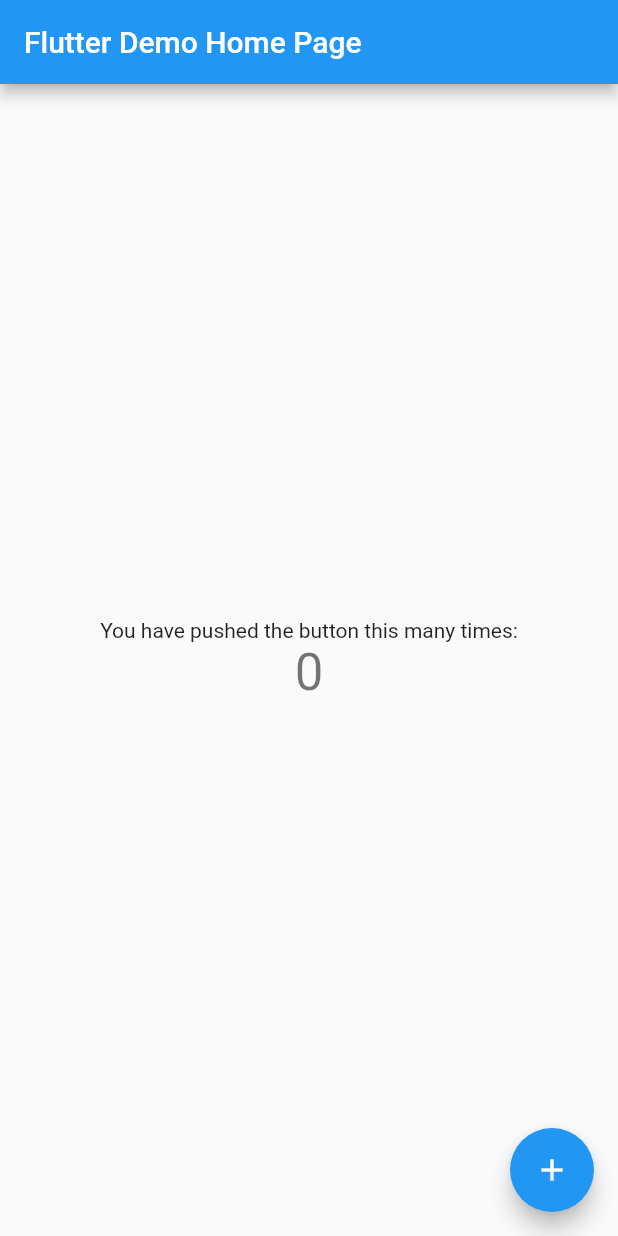
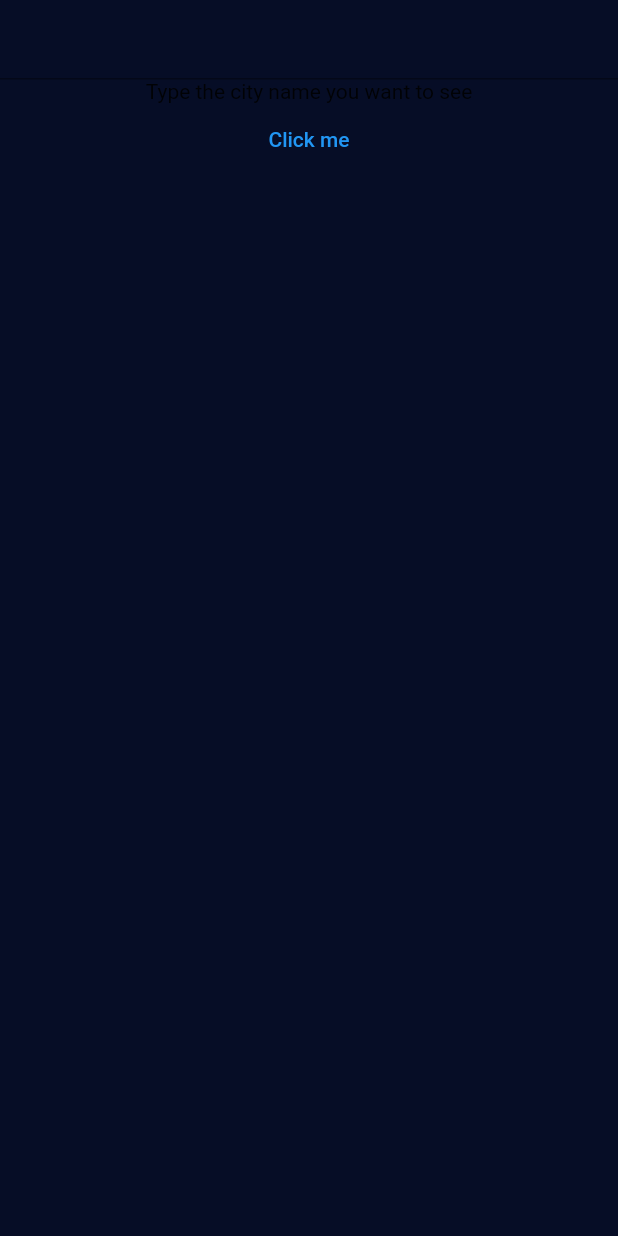
Before and after one commit to farhodyusupov/weather-app, a Flutter app: the screen it shows after launch, on a phone screen of 412 x 824 dp. Run offline on Flutter 3.47's test engine with Material 2 defaults, Android fonts, the phone set to English and light mode, and no system bars; our stand-ins replace bloc, dio, flutter_bloc, hive, hive_flutter; accounts and stored records are empty.

Commit message:
weather app commit

```diff
--- /dev/null
+++ b/lib/bloc/current_weather/current_event.dart
@@ -0,0 +1,10 @@
+part of 'current_bloc.dart';
+
+@immutable
+abstract class CurrentEvent {}
+
+class UpdateEvent extends CurrentEvent{
+  final String cityName;
+
+  UpdateEvent(this.cityName);
+}
--- /dev/null
+++ b/lib/bloc/current_weather/current_state.dart
@@ -0,0 +1,19 @@
+
+part of 'current_bloc.dart';
+
+
+@immutable
+abstract class CurrentState {}
+
+class CurrentInitial extends CurrentState {}
+
+class UpdateState extends CurrentState{
+   final   Current current;
+
+
+  int a=10;
+
+  UpdateState(this.current);
+
+
+}
--- a/lib/main.dart
+++ b/lib/main.dart
@@ -1,6 +1,12 @@
 import 'package:flutter/material.dart';
+import 'package:flutter_bloc/flutter_bloc.dart';
+import 'package:weather_app/ui/home_page.dart';
+import 'package:hive_flutter/hive_flutter.dart';
+import 'bloc/current_weather/current_bloc.dart';
 
-void main() {
+void main()  async{
+  await Hive.initFlutter();
+  await Hive.openBox('weatherBox');
   runApp(const MyApp());
 }
 
@@ -10,97 +16,15 @@ class MyApp extends StatelessWidget {
   // This widget is the root of your application.
   @override
   Widget build(BuildContext context) {
-    return MaterialApp(
-      title: 'Flutter Demo',
-      theme: ThemeData(
-        primarySwatch: Colors.blue,
+    return BlocProvider(
+      create: (context) => CurrentBloc(),
+      child: MaterialApp(
+        title: 'Flutter Demo',
+        theme: ThemeData(
+          primarySwatch: Colors.blue,
+        ),
+        home: const HomePage(),
       ),
-      home: const MyHomePage(title: 'Flutter Demo Home Page'),
     );
   }
 }
-
-class MyHomePage extends StatefulWidget {
-  const MyHomePage({Key? key, required this.title}) : super(key: key);
-
-  // This widget is the home page of your application. It is stateful, meaning
-  // that it has a State object (defined below) that contains fields that affect
-  // how it looks.
-
-  // This class is the configuration for the state. It holds the values (in this
-  // case the title) provided by the parent (in this case the App widget) and
-  // used by the build method of the State. Fields in a Widget subclass are
-  // always marked "final".
-
-  final String title;
-
-  @override
-  State<MyHomePage> createState() => _MyHomePageState();
-}
-
-class _MyHomePageState extends State<MyHomePage> {
-  int _counter = 0;
-
-  void _incrementCounter() {
-    setState(() {
-      // This call to setState tells the Flutter framework that something has
-      // changed in this State, which causes it to rerun the build method below
-      // so that the display can reflect the updated values. If we changed
-      // _counter without calling setState(), then the build method would not be
-      // called again, and so nothing would appear to happen.
-      _counter++;
-    });
-  }
-
-  @override
-  Widget build(BuildContext context) {
-    // This method is rerun every time setState is called, for instance as done
-    // by the _incrementCounter method above.
-    //
-    // The Flutter framework has been optimized to make rerunning build methods
-    // fast, so that you can just rebuild anything that needs updating rather
-    // than having to individually change instances of widgets.
-    return Scaffold(
-      appBar: AppBar(
-        // Here we take the value from the MyHomePage object that was created by
-        // the App.build method, and use it to set our appbar title.
-        title: Text(widget.title),
-      ),
-      body: Center(
-        // Center is a layout widget. It takes a single child and positions it
-        // in the middle of the parent.
-        child: Column(
-          // Column is also a layout widget. It takes a list of children and
-          // arranges them vertically. By default, it sizes itself to fit its
-          // children horizontally, and tries to be as tall as its parent.
-          //
-          // Invoke "debug painting" (press "p" in the console, choose the
-          // "Toggle Debug Paint" action from the Flutter Inspector in Android
-          // Studio, or the "Toggle Debug Paint" command in Visual Studio Code)
-          // to see the wireframe for each widget.
-          //
-          // Column has various properties to control how it sizes itself and
-          // how it positions its children. Here we use mainAxisAlignment to
-          // center the children vertically; the main axis here is the vertical
-          // axis because Columns are vertical (the cross axis would be
-          // horizontal).
-          mainAxisAlignment: MainAxisAlignment.center,
-          children: <Widget>[
-            const Text(
-              'You have pushed the button this many times:',
-            ),
-            Text(
-              '$_counter',
-              style: Theme.of(context).textTheme.headline4,
-            ),
-          ],
-        ),
-      ),
-      floatingActionButton: FloatingActionButton(
-        onPressed: _incrementCounter,
-        tooltip: 'Increment',
-        child: const Icon(Icons.add),
-      ), // This trailing comma makes auto-formatting nicer for build methods.
-    );
-  }
-}
--- /dev/null
+++ b/lib/ui/home_page.dart
@@ -0,0 +1,229 @@
+import 'package:flutter/material.dart';
+import 'package:flutter_bloc/flutter_bloc.dart';
+import 'package:hive/hive.dart';
+import 'package:weather_app/bloc/current_weather/current_bloc.dart';
+
+class HomePage extends StatefulWidget {
+  const HomePage({Key? key}) : super(key: key);
+
+  @override
+  _HomePageState createState() => _HomePageState();
+}
+
+class _HomePageState extends State<HomePage> {
+  // var name, country, dateTime,image, temp, hum,wind;
+  TextEditingController textEditingController = TextEditingController();
+  GlobalKey<FormState> formKey = GlobalKey();
+
+  late final Box box;
+
+  @override
+  void initState() {
+    super.initState();
+    // Get reference to an already opened box
+    box = Hive.box('weatherBox');
+  }
+
+  @override
+  void dispose() {
+    // Closes all Hive boxes
+    Hive.close();
+    super.dispose();
+  }
+
+  _addInfo(String name, String country, String dateTime, String image, int temp,
+      int humid, int wind) async {
+    box.put("name", name);
+    box.put("country", country);
+    box.put("dateTime", dateTime);
+    box.put("image", image);
+    box.put("temp", temp);
+    box.put("humid", humid);
+    box.put("wind", wind);
+    print('Info added to box!');
+  }
+
+  _getInfo(var key) {
+    box.get(key);
+  }
+
+  @override
+  Widget build(BuildContext context) {
+    CurrentBloc _bloc = BlocProvider.of<CurrentBloc>(context);
+    return Scaffold(
+      body: SafeArea(
+        child: Container(
+          color: const Color.fromRGBO(6, 13, 38, 1),
+          child: Column(
+            children: [
+              Form(
+                key: formKey,
+                child: TextFormField(
+                  style: const TextStyle(color: Colors.white, fontSize: 25),
+                  decoration: const InputDecoration(
+                    fillColor: Colors.white,
+                    hoverColor: Colors.white,
+                  ),
+                  cursorColor: Colors.white,
+                  controller: textEditingController,
+                  validator: (value) {
+                    if (value!.isEmpty) return "Enter city name";
+                    if (value.length < 3) {
+                      return "Minimum 3 letter";
+                    }
+                    return null;
+                  },
+                ),
+              ),
+              Center(
+                child: BlocBuilder<CurrentBloc, CurrentState>(
+                    builder: (context, state) {
+                  if (state is UpdateState) {
+                    _addInfo(
+                        state.current.location.name,
+                        state.current.location.country,
+                        state.current.location.localtime,
+                        state.current.current.weatherIcons.first,
+                        state.current.current.temperature,
+                        state.current.current.humidity,
+                        state.current.current.windSpeed);
+                    return Column(
+                      children: [
+                        Container(
+                          child: Text(
+                            state.current.location.country +
+                                ", " +
+                                state.current.location.name,
+                            style: const TextStyle(
+                                color: Colors.white, fontSize: 30),
+                          ),
+                          padding: EdgeInsets.all(25),
+                        ),
+                        Container(
+                          child: Text(
+                            state.current.location.localtime.toString(),
+                            style: TextStyle(color: Colors.white),
+                          ),
+                        ),
+                        Container(
+                          child: Image(
+                            image: NetworkImage(
+                                state.current.current.weatherIcons.first),
+                          ),
+                          padding: EdgeInsets.all(10),
+                        ),
+                        Text(
+                          state.current.current.temperature.toString() + " C",
+                          style: TextStyle(color: Colors.white, fontSize: 45),
+                        ),
+                        Row(
+                          mainAxisAlignment: MainAxisAlignment.center,
+                          children: [
+                            const Text(
+                              "Humidity: ",
+                              style: TextStyle(color: Colors.white),
+                            ),
+                            Text(
+                              state.current.current.humidity.toString() + "%",
+                              style: TextStyle(color: Colors.white),
+                            ),
+                          ],
+                        ),
+                        SizedBox(
+                          height: 15,
+                        ),
+                        Row(
+                          mainAxisAlignment: MainAxisAlignment.center,
+                          children: [
+                            const Text(
+                              "Wind: ",
+                              style: TextStyle(color: Colors.white),
+                            ),
+                            Text(
+                              state.current.current.windSpeed.toString() +
+                                  "km/h",
+                              style: TextStyle(color: Colors.white),
+                            ),
+                          ],
+                        ),
+                      ],
+                    );
+                  }
+                  return _getInfo("country")!=null?Column(
+                    children: [
+                      Container(
+                        child: Text(
+                           _getInfo("country")+
+                              ", " +
+                              _getInfo("name"),
+                          style: const TextStyle(
+                              color: Colors.white, fontSize: 30),
+                        ),
+                        padding: EdgeInsets.all(25),
+                      ),
+                      // Container(
+                      //   child: Text(
+                      //     state.current.location.localtime.toString(),
+                      //     style: TextStyle(color: Colors.white),
+                      //   ),
+                      // ),
+                      // Container(
+                      //   child: Image(
+                      //     image: NetworkImage(
+                      //         state.current.current.weatherIcons.first),
+                      //   ),
+                      //   padding: EdgeInsets.all(10),
+                      // ),
+                      // Text(
+                      //   state.current.current.temperature.toString() + " C",
+                      //   style: TextStyle(color: Colors.white, fontSize: 45),
+                      // ),
+                      // Row(
+                      //   mainAxisAlignment: MainAxisAlignment.center,
+                      //   children: [
+                      //     const Text(
+                      //       "Humidity: ",
+                      //       style: TextStyle(color: Colors.white),
+                      //     ),
+                      //     Text(
+                      //       state.current.current.humidity.toString() + "%",
+                      //       style: TextStyle(color: Colors.white),
+                      //     ),
+                      //   ],
+                      // ),
+                      // SizedBox(
+                      //   height: 15,
+                      // ),
+                      // Row(
+                      //   mainAxisAlignment: MainAxisAlignment.center,
+                      //   children: [
+                      //     const Text(
+                      //       "Wind: ",
+                      //       style: TextStyle(color: Colors.white),
+                      //     ),
+                      //     Text(
+                      //       state.current.current.windSpeed.toString() +
+                      //           "km/h",
+                      //       style: TextStyle(color: Colors.white),
+                      //     ),
+                      //   ],
+                      // ),
+                    ],
+                  ):Text("Type the city name you want to see");
+                }),
+              ),
+              TextButton(
+                onPressed: () async {
+                  _bloc.add(UpdateEvent(textEditingController.text));
+                },
+                child: const Text("Click me"),
+              ),
+            ],
+          ),
+        ),
+      ),
+    );
+  }
+}
+
+saveLocale() {}
--- a/pubspec.yaml
+++ b/pubspec.yaml
@@ -29,7 +29,10 @@ environment:
 dependencies:
   flutter:
     sdk: flutter
-
+  dio: ^4.0.4
+  flutter_bloc: ^8.0.1
+  hive: ^2.0.5
+  hive_flutter: ^1.1.0
 
   # The following adds the Cupertino Icons font to your application.
   # Use with the CupertinoIcons class for iOS style icons.
```
Also changed, not shown: lib/bloc/current_weather/current_bloc.dart (added, +22 -0 lines), lib/models/current.dart (added, +185 -0 lines), lib/service/current_service.dart (added, +23 -0 lines), lib/counter_observer.dart (added), pubspec.lock.
